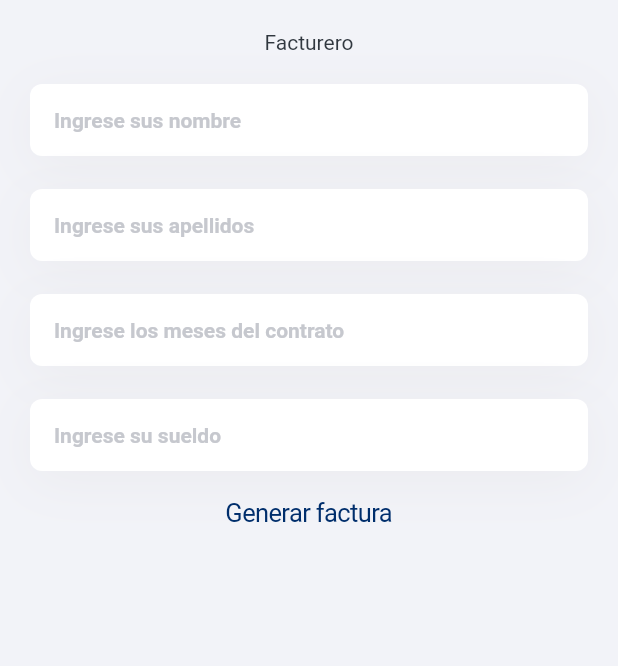
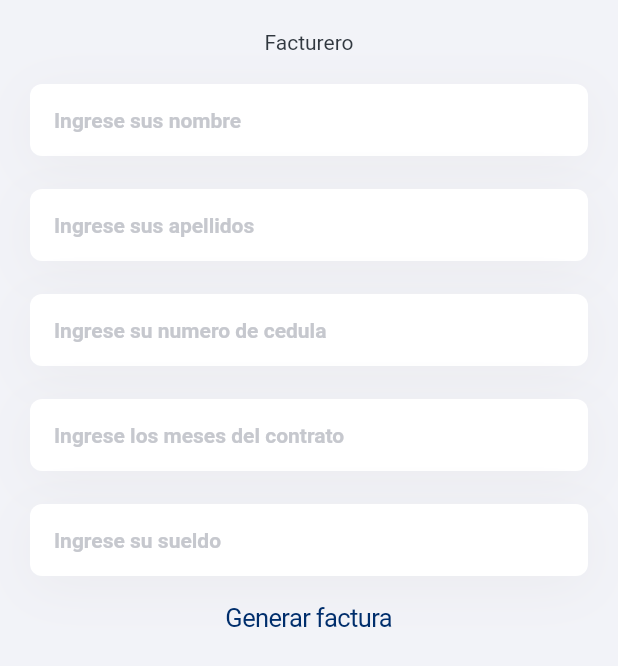
Before and after one commit to eder-repository/generate-pdf, a Flutter app: the screen it shows after launch, on a phone screen of 412 x 824 dp. Shown: the top 666 px of the screen. Run offline on Flutter 3.47's test engine with Material 2 defaults, Android fonts, the phone set to English and light mode, and no system bars; our stand-ins replace bloc, flutter_bloc, freezed_annotation, open_file, pdf.

Commit message:
feat: gi add  ci

```diff
--- a/lib/features/home/presentation/bloc/home/home_bloc.dart
+++ b/lib/features/home/presentation/bloc/home/home_bloc.dart
@@ -21,8 +21,11 @@ class HomeBloc extends Bloc<HomeEvent, HomeState> {
   late final TextEditingController _lastNameController;
   late final TextEditingController _totalController;
   late final TextEditingController _salaryController;
+  late final TextEditingController _numberCiController;
 
   TextEditingController get nameController => _nameController;
+
+  TextEditingController get numberCiController => _numberCiController;
 
   TextEditingController get lastnameController => _lastNameController;
 
@@ -35,10 +38,14 @@ class HomeBloc extends Bloc<HomeEvent, HomeState> {
     _lastNameController = TextEditingController();
     _totalController = TextEditingController();
     _salaryController = TextEditingController();
+    _numberCiController = TextEditingController();
   }
 
   Future<void> _generateInvoice(_Started event, Emitter<HomeState> emit) async {
-    final pdfFile = await PdfInvoiceApi.generate(name: _nameController.text);
+    final pdfFile = await PdfInvoiceApi.generate(
+        name: _nameController.text,
+        lastname: lastnameController.text,
+        ci: _numberCiController.text);
     PdfApi.openFile(pdfFile);
   }
 }
--- a/lib/features/home/presentation/screen/home.dart
+++ b/lib/features/home/presentation/screen/home.dart
@@ -30,7 +30,15 @@ class HomeScreen extends StatelessWidget {
               const SizedBox(
                 height: 20,
               ),
-              const FTextFormField(hintText: 'Ingrese sus apellidos'),
+              FTextFormField(
+                  controller: bloc.lastnameController,
+                  hintText: 'Ingrese sus apellidos'),
+              const SizedBox(
+                height: 20,
+              ),
+              FTextFormField(
+                  controller: bloc.numberCiController,
+                  hintText: 'Ingrese su numero de cedula'),
               const SizedBox(
                 height: 20,
               ),
--- a/pubspec.yaml
+++ b/pubspec.yaml
@@ -18,7 +18,7 @@ publish_to: "none" # Remove this line if you wish to publish to pub.dev
 version: 1.0.0+1
 
 environment:
-  sdk: ">=2.17.6 <3.0.0"
+  sdk: ">=2.17.5 <3.0.0"
 
 # Dependencies specify other packages that your package needs in order to work.
 # To automatically upgrade your package dependencies to the latest versions
@@ -32,13 +32,13 @@ dependencies:
 
   # The following adds the Cupertino Icons font to your application.
   # Use with the CupertinoIcons class for iOS style icons.
-  cupertino_icons: ^1.0.2
+  cupertino_icons: ^1.0.5
   flutter_bloc: ^8.1.1
   freezed_annotation: ^2.1.0
   freezed: ^2.1.0+1
   build_runner: ^2.2.0
   pdf: ^3.8.3
-  printing: ^5.9.2
+  printing: ^5.9.3
   open_file: ^3.2.1
   path_provider: ^2.0.11
   intl: ^0.17.0
--- a/routes.dart
+++ /dev/null
@@ -1,3 +0,0 @@
-abstract class AppRoutes {
-  static const String home = '/';
-}
```
Also changed, not shown: lib/features/home/data/services/pdf_invoice_api.dart (+15 -16 lines), pubspec.lock.
